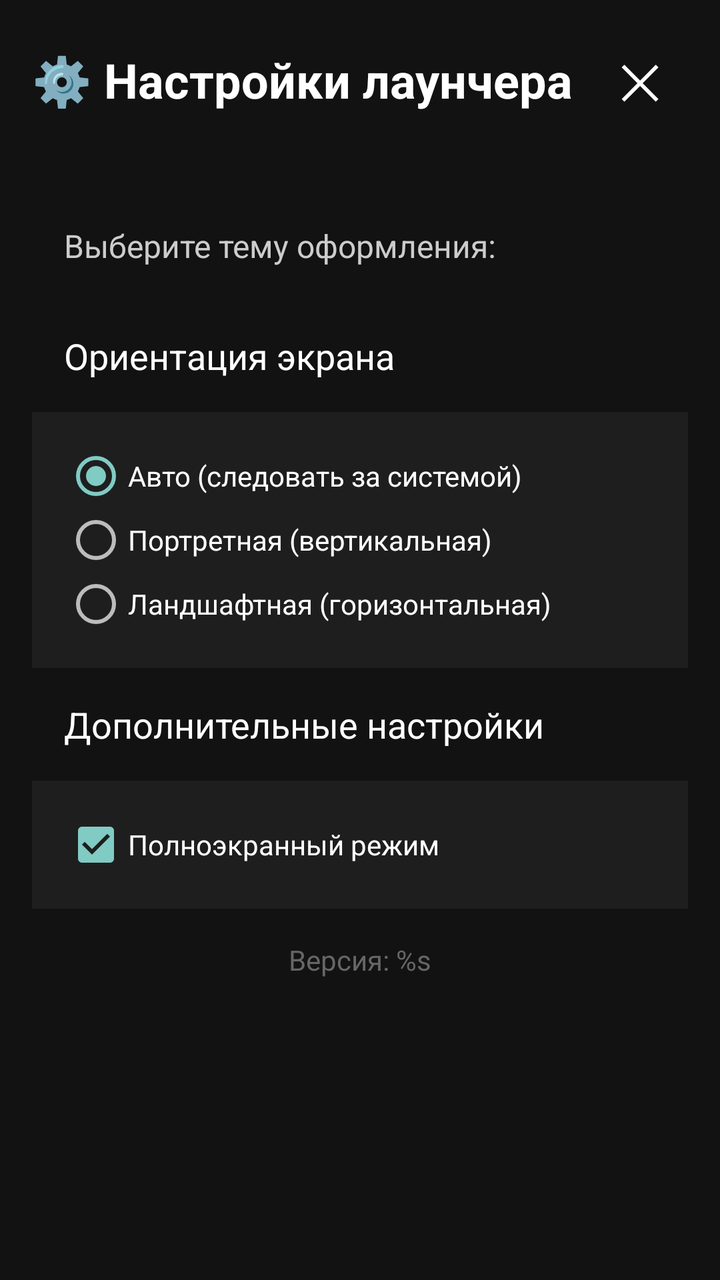
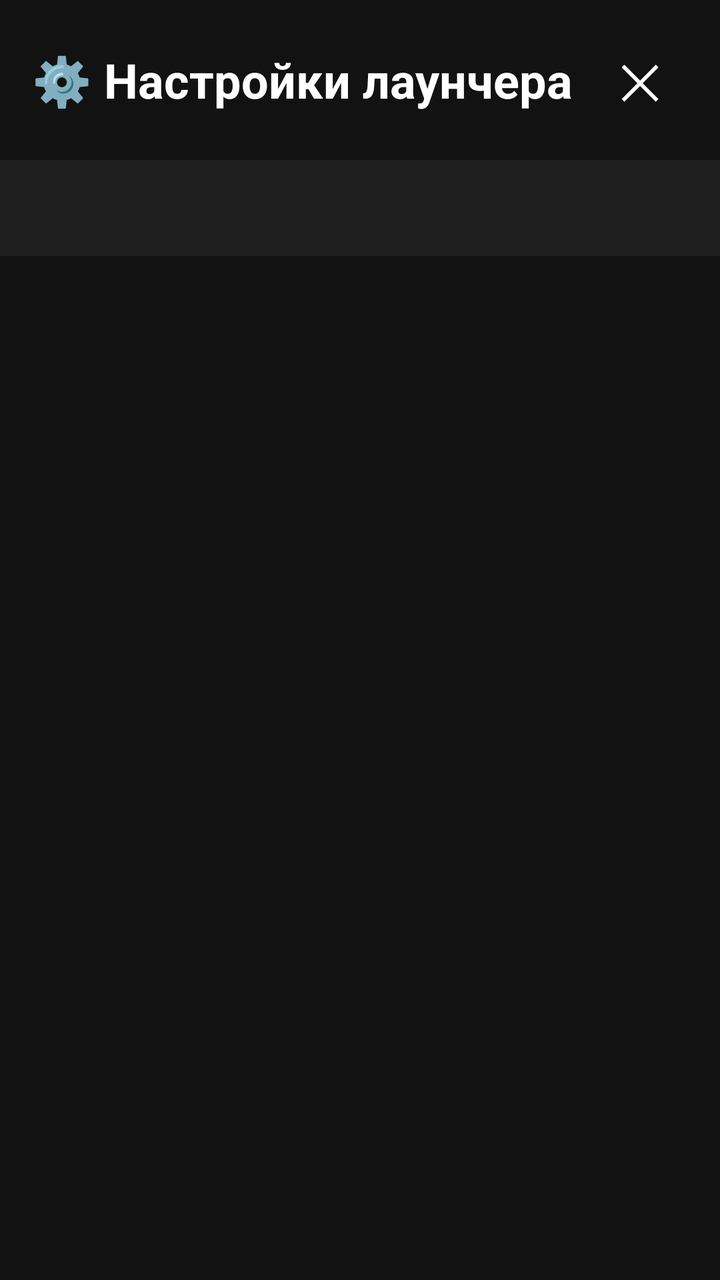

Before-and-after screenshots of an Android layout around one commit, followed by the original layout XML and the change that was made.
<!-- AndroidManifest.xml: activity theme Theme.AppCompat.Translucent -->
<!-- res/layout/activity_settings.xml -->
<?xml version="1.0" encoding="utf-8"?>
<LinearLayout xmlns:android="http://schemas.android.com/apk/res/android"
    android:layout_width="match_parent"
    android:layout_height="match_parent"
    android:orientation="vertical"
    android:background="#121212">

    
    <LinearLayout
        android:layout_width="match_parent"
        android:layout_height="wrap_content"
        android:orientation="horizontal"
        android:gravity="center_vertical"
        android:padding="16dp"
        android:background="#121212">

        <TextView
            android:layout_width="0dp"
            android:layout_height="wrap_content"
            android:layout_weight="1"
            android:text="@string/settings_title"
            android:textColor="#FFFFFF"
            android:textSize="24sp"
            android:textStyle="bold" />

        <Button
            android:id="@+id/close_button"
            android:layout_width="48dp"
            android:layout_height="48dp"
            android:background="?android:attr/selectableItemBackgroundBorderless"
            android:text="✕"
            android:textColor="#FFFFFF"
            android:textSize="24sp"
            android:onClick="finish" />
    </LinearLayout>

    
    <ScrollView
        android:layout_width="match_parent"
        android:layout_height="match_parent"
        android:fillViewport="true"
        android:padding="16dp"
        android:paddingTop="0dp">

        <LinearLayout
            android:layout_width="match_parent"
            android:layout_height="wrap_content"
            android:orientation="vertical">

            <TextView
                android:layout_width="match_parent"
                android:layout_height="wrap_content"
                android:text="@string/settings_theme_title"
                android:textColor="#CCCCCC"
                android:textSize="16sp"
                android:padding="16dp"
                android:paddingTop="8dp"/>

            <ListView
                android:id="@+id/themes_list"
                android:layout_width="match_parent"
                android:layout_height="wrap_content"
                android:background="#1E1E1E"
                android:divider="#333333"
                android:dividerHeight="1dp"
                android:choiceMode="singleChoice"/>

            <TextView
                android:layout_width="match_parent"
                android:layout_height="wrap_content"
                android:text="@string/settings_orientation_title"
                android:textColor="#FFFFFF"
                android:textSize="18sp"
                android:padding="16dp"
                android:paddingTop="24dp"/>

            <LinearLayout
                android:layout_width="match_parent"
                android:layout_height="wrap_content"
                android:orientation="vertical"
                android:background="#1E1E1E"
                android:padding="16dp">

                <RadioGroup
                    android:id="@+id/orientation_group"
                    android:layout_width="match_parent"
                    android:layout_height="wrap_content"
                    android:orientation="vertical">

                    <RadioButton
                        android:id="@+id/orientation_sensor"
                        android:layout_width="match_parent"
                        android:layout_height="wrap_content"
                        android:text="@string/orientation_auto"
                        android:textColor="#FFFFFF"
                        android:checked="true"/>

                    <RadioButton
                        android:id="@+id/orientation_portrait"
                        android:layout_width="match_parent"
                        android:layout_height="wrap_content"
                        android:text="@string/orientation_portrait"
                        android:textColor="#FFFFFF"/>

                    <RadioButton
                        android:id="@+id/orientation_landscape"
                        android:layout_width="match_parent"
                        android:layout_height="wrap_content"
                        android:text="@string/orientation_landscape"
                        android:textColor="#FFFFFF"/>

                </RadioGroup>
            </LinearLayout>

            <TextView
                android:layout_width="match_parent"
                android:layout_height="wrap_content"
                android:text="@string/settings_additional_title"
                android:textColor="#FFFFFF"
                android:textSize="18sp"
                android:padding="16dp"
                android:paddingTop="24dp"/>

            <LinearLayout
                android:layout_width="match_parent"
                android:layout_height="wrap_content"
                android:orientation="vertical"
                android:background="#1E1E1E"
                android:padding="16dp">

                <CheckBox
                    android:id="@+id/fullscreen_checkbox"
                    android:layout_width="match_parent"
                    android:layout_height="wrap_content"
                    android:text="@string/additional_fullscreen"
                    android:textColor="#FFFFFF"
                    android:checked="true"
                    android:enabled="true"/>

            </LinearLayout>

            <TextView
                android:id="@+id/version_text"
                android:layout_width="match_parent"
                android:layout_height="wrap_content"
                android:text="@string/version_format"
                android:textColor="#666666"
                android:textSize="14sp"
                android:gravity="center"
                android:padding="16dp"/>

        </LinearLayout>
    </ScrollView>

</LinearLayout>
<!-- resources referenced by this layout -->
<resources>
  <string name="additional_fullscreen">Полноэкранный режим</string>
  <string name="orientation_auto">Авто (следовать за системой)</string>
  <string name="orientation_landscape">Ландшафтная (горизонтальная)</string>
  <string name="orientation_portrait">Портретная (вертикальная)</string>
  <string name="settings_additional_title">Дополнительные настройки</string>
  <string name="settings_orientation_title">Ориентация экрана</string>
  <string name="settings_theme_title">Выберите тему оформления:</string>
  <string name="settings_title">⚙️ Настройки лаунчера</string>
  <string name="version_format">Версия: %s</string>
  <style name="Theme.AppCompat.Translucent" parent="Theme.AppCompat.NoActionBar">
          <item name="android:windowIsTranslucent">true</item>
          <item name="android:windowBackground">@android:color/transparent</item>
          <item name="android:fitsSystemWindows">false</item>
      </style>
</resources>

<!-- the commit's change to res/layout/activity_settings.xml (unified diff, before → after) -->
@@ -1,5 +1,5 @@
-<?xml version="1.0" encoding="utf-8"?>
 <LinearLayout xmlns:android="http://schemas.android.com/apk/res/android"
+    xmlns:app="http://schemas.android.com/apk/res-auto"
     android:layout_width="match_parent"
     android:layout_height="match_parent"
     android:orientation="vertical"
@@ -30,126 +30,29 @@
             android:background="?android:attr/selectableItemBackgroundBorderless"
             android:text="✕"
             android:textColor="#FFFFFF"
-            android:textSize="24sp"
-            android:onClick="finish" />
+            android:textSize="24sp" />
     </LinearLayout>
 
     
-    <ScrollView
+    <com.google.android.material.tabs.TabLayout
+        android:id="@+id/tab_layout"
         android:layout_width="match_parent"
-        android:layout_height="match_parent"
-        android:fillViewport="true"
-        android:padding="16dp"
-        android:paddingTop="0dp">
+        android:layout_height="wrap_content"
+        android:background="#1E1E1E"
+        app:tabIndicatorColor="@color/tab_indicator"
+        app:tabIndicatorHeight="3dp"
+        app:tabSelectedTextColor="@color/tab_text_selected"
+        app:tabTextColor="@color/tab_text_unselected"
+        app:tabTextAppearance="@android:style/TextAppearance.Widget.TabWidget"
+        app:tabPadding="12dp"
+        app:tabMode="fixed"
+        app:tabGravity="fill"/>
 
-        <LinearLayout
-            android:layout_width="match_parent"
-            android:layout_height="wrap_content"
-            android:orientation="vertical">
-
-            <TextView
-                android:layout_width="match_parent"
-                android:layout_height="wrap_content"
-                android:text="@string/settings_theme_title"
-                android:textColor="#CCCCCC"
-                android:textSize="16sp"
-                android:padding="16dp"
-                android:paddingTop="8dp"/>
-
-            <ListView
-                android:id="@+id/themes_list"
-                android:layout_width="match_parent"
-                android:layout_height="wrap_content"
-                android:background="#1E1E1E"
-                android:divider="#333333"
-                android:dividerHeight="1dp"
-                android:choiceMode="singleChoice"/>
-
-            <TextView
-                android:layout_width="match_parent"
-                android:layout_height="wrap_content"
-                android:text="@string/settings_orientation_title"
-                android:textColor="#FFFFFF"
-                android:textSize="18sp"
-                android:padding="16dp"
-                android:paddingTop="24dp"/>
-
-            <LinearLayout
-                android:layout_width="match_parent"
-                android:layout_height="wrap_content"
-                android:orientation="vertical"
-                android:background="#1E1E1E"
-                android:padding="16dp">
-
-                <RadioGroup
-                    android:id="@+id/orientation_group"
-                    android:layout_width="match_parent"
-                    android:layout_height="wrap_content"
-                    android:orientation="vertical">
-
-                    <RadioButton
-                        android:id="@+id/orientation_sensor"
-                        android:layout_width="match_parent"
-                        android:layout_height="wrap_content"
-                        android:text="@string/orientation_auto"
-                        android:textColor="#FFFFFF"
-                        android:checked="true"/>
-
-                    <RadioButton
-                        android:id="@+id/orientation_portrait"
-                        android:layout_width="match_parent"
-                        android:layout_height="wrap_content"
-                        android:text="@string/orientation_portrait"
-                        android:textColor="#FFFFFF"/>
-
-                    <RadioButton
-                        android:id="@+id/orientation_landscape"
-                        android:layout_width="match_parent"
-                        android:layout_height="wrap_content"
-                        android:text="@string/orientation_landscape"
-                        android:textColor="#FFFFFF"/>
-
-                </RadioGroup>
-            </LinearLayout>
-
-            <TextView
-                android:layout_width="match_parent"
-                android:layout_height="wrap_content"
-                android:text="@string/settings_additional_title"
-                android:textColor="#FFFFFF"
-                android:textSize="18sp"
-                android:padding="16dp"
-                android:paddingTop="24dp"/>
-
-            <LinearLayout
-                android:layout_width="match_parent"
-                android:layout_height="wrap_content"
-                android:orientation="vertical"
-                android:background="#1E1E1E"
-                android:padding="16dp">
-
-                <CheckBox
-                    android:id="@+id/fullscreen_checkbox"
-                    android:layout_width="match_parent"
-                    android:layout_height="wrap_content"
-                    android:text="@string/additional_fullscreen"
-                    android:textColor="#FFFFFF"
-                    android:checked="true"
-                    android:enabled="true"/>
-
-            </LinearLayout>
-
-            <TextView
-                android:id="@+id/version_text"
-                android:layout_width="match_parent"
-                android:layout_height="wrap_content"
-                android:text="@string/version_format"
-                android:textColor="#666666"
-                android:textSize="14sp"
-                android:gravity="center"
-                android:padding="16dp"/>
-
-        </LinearLayout>
-    </ScrollView>
+    
+    <androidx.viewpager2.widget.ViewPager2
+        android:id="@+id/view_pager"
+        android:layout_width="match_parent"
+        android:layout_height="0dp"
+        android:layout_weight="1" />
 
 </LinearLayout>
<!-- resource entries referenced after the edit -->
@@ -1,14 +1,9 @@
 <!-- resources referenced by this layout -->
 <resources>
-  <string name="additional_fullscreen">Полноэкранный режим</string>
-  <string name="orientation_auto">Авто (следовать за системой)</string>
-  <string name="orientation_landscape">Ландшафтная (горизонтальная)</string>
-  <string name="orientation_portrait">Портретная (вертикальная)</string>
-  <string name="settings_additional_title">Дополнительные настройки</string>
-  <string name="settings_orientation_title">Ориентация экрана</string>
-  <string name="settings_theme_title">Выберите тему оформления:</string>
+  <color name="tab_indicator">#009688</color>
+  <color name="tab_text_selected">#009688</color>
+  <color name="tab_text_unselected">#8A8A8A</color>
   <string name="settings_title">⚙️ Настройки лаунчера</string>
-  <string name="version_format">Версия: %s</string>
   <style name="Theme.AppCompat.Translucent" parent="Theme.AppCompat.NoActionBar">
           <item name="android:windowIsTranslucent">true</item>
           <item name="android:windowBackground">@android:color/transparent</item>
